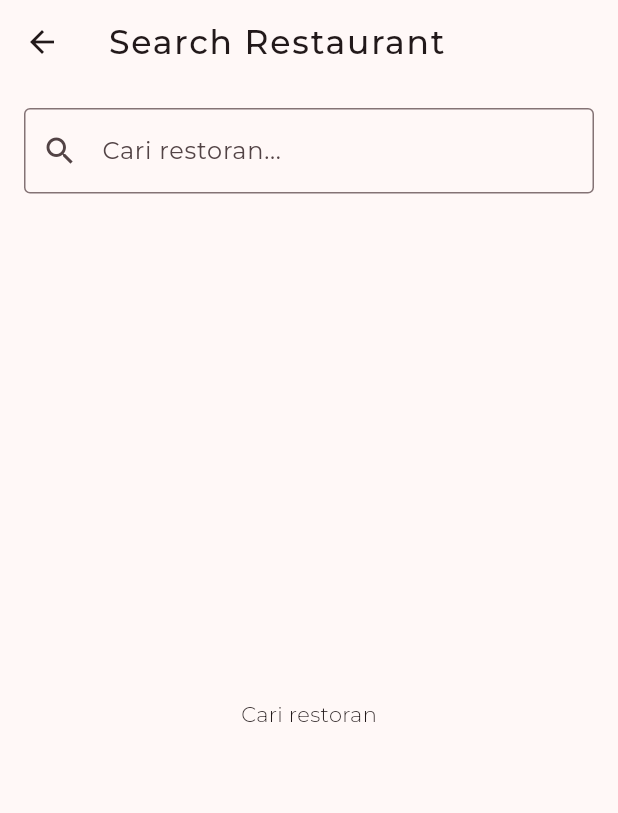
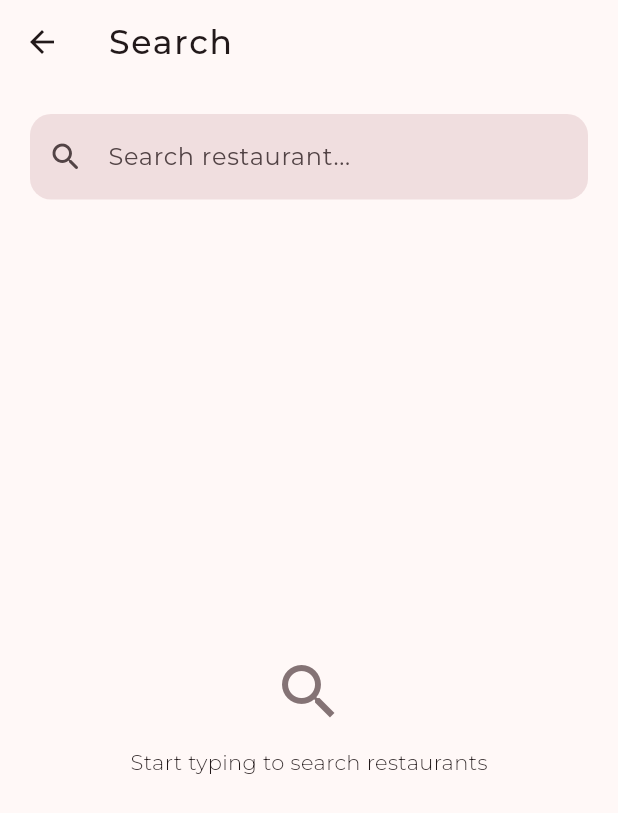
Before and after one commit to rhmtspr/flutter_restaurant_app, a Flutter app: the SearchScreen screen opened directly, on a phone screen of 412 x 824 dp. Shown: the top 813 px of the screen. Run offline on Flutter 3.47's test engine with Material 3 defaults, Android fonts, the phone set to English and light mode, and no system bars; our stand-ins replace google_fonts; network calls fail.

Commit message:
update ui style

```diff
--- a/lib/screen/search/search_screen.dart
+++ b/lib/screen/search/search_screen.dart
@@ -1,7 +1,8 @@
 import 'package:flutter/material.dart';
 import 'package:flutter_restaurant_app/provider/search/restaurant_search_provider.dart';
+import 'package:flutter_restaurant_app/screen/home/restaurant_card_widget.dart';
+import 'package:flutter_restaurant_app/static/restaurant_search_result_state.dart';
 import 'package:provider/provider.dart';
-import 'package:flutter_restaurant_app/static/restaurant_search_result_state.dart';
 
 class SearchScreen extends StatelessWidget {
   const SearchScreen({super.key});
@@ -9,45 +10,68 @@ class SearchScreen extends StatelessWidget {
   @override
   Widget build(BuildContext context) {
     final provider = context.watch<RestaurantSearchProvider>();
+    final colors = Theme.of(context).colorScheme;
 
     return Scaffold(
-      appBar: AppBar(title: const Text("Search Restaurant")),
+      appBar: AppBar(title: const Text("Search"), centerTitle: false),
+
       body: Padding(
-        padding: const EdgeInsets.all(16),
+        padding: const EdgeInsets.all(20),
         child: Column(
           children: [
+            /// SEARCH FIELD
             TextField(
-              decoration: const InputDecoration(
-                hintText: "Cari restoran...",
-                border: OutlineInputBorder(),
-                prefixIcon: Icon(Icons.search),
+              decoration: InputDecoration(
+                hintText: "Search restaurant...",
+                prefixIcon: const Icon(Icons.search_rounded),
+                filled: true,
+                fillColor: colors.surfaceContainerHighest,
+                border: OutlineInputBorder(
+                  borderRadius: BorderRadius.circular(14),
+                  borderSide: BorderSide.none,
+                ),
               ),
               onChanged: (value) {
                 context.read<RestaurantSearchProvider>().search(value);
               },
             ),
-            const SizedBox(height: 16),
+
+            const SizedBox(height: 20),
+
+            /// RESULT SECTION
             Expanded(
               child: switch (provider.state) {
+                /// LOADING
                 RestaurantSearchLoadingState() => const Center(
                   child: CircularProgressIndicator(),
                 ),
 
-                RestaurantSearchErrorState(error: var error) => Center(
-                  child: Text(error),
+                /// ERROR
+                RestaurantSearchErrorState(error: var error) => _ErrorView(
+                  message: error,
                 ),
 
-                RestaurantSearchNoneState() => const Center(
-                  child: Text("Cari restoran"),
-                ),
+                /// NONE (INITIAL)
+                RestaurantSearchNoneState() => _EmptySearchView(),
 
-                RestaurantSearchLoadedState(data: var data) => ListView.builder(
+                /// LOADED
+                RestaurantSearchLoadedState(data: var data) =>
+                  data.isEmpty
+                      ? const _NoResultView()
+                      : ListView.builder(
                           itemCount: data.length,
                           itemBuilder: (context, index) {
                             final restaurant = data[index];
-                    return ListTile(
-                      title: Text(restaurant.name),
-                      subtitle: Text(restaurant.city),
+
+                            return RestaurantCard(
+                              restaurant: restaurant,
+                              onTap: () {
+                                Navigator.pushNamed(
+                                  context,
+                                  "/detail",
+                                  arguments: restaurant.id,
+                                );
+                              },
                             );
                           },
                         ),
@@ -59,3 +83,63 @@ class SearchScreen extends StatelessWidget {
     );
   }
 }
+
+class _EmptySearchView extends StatelessWidget {
+  @override
+  Widget build(BuildContext context) {
+    final colors = Theme.of(context).colorScheme;
+
+    return Center(
+      child: Column(
+        mainAxisAlignment: MainAxisAlignment.center,
+        children: [
+          Icon(Icons.search, size: 48, color: colors.outline),
+          const SizedBox(height: 12),
+          const Text("Start typing to search restaurants"),
+        ],
+      ),
+    );
+  }
+}
+
+class _NoResultView extends StatelessWidget {
+  const _NoResultView();
+
+  @override
+  Widget build(BuildContext context) {
+    final colors = Theme.of(context).colorScheme;
+
+    return Center(
+      child: Column(
+        mainAxisAlignment: MainAxisAlignment.center,
+        children: [
+          Icon(Icons.restaurant_menu, size: 48, color: colors.outline),
+          const SizedBox(height: 12),
+          const Text("No restaurants found"),
+        ],
+      ),
+    );
+  }
+}
+
+class _ErrorView extends StatelessWidget {
+  final String message;
+
+  const _ErrorView({required this.message});
+
+  @override
+  Widget build(BuildContext context) {
+    final colors = Theme.of(context).colorScheme;
+
+    return Center(
+      child: Column(
+        mainAxisAlignment: MainAxisAlignment.center,
+        children: [
+          Icon(Icons.error_outline, size: 48, color: colors.error),
+          const SizedBox(height: 12),
+          Text(message, textAlign: TextAlign.center),
+        ],
+      ),
+    );
+  }
+}
```
Lines whose indentation alone changed are shown as unchanged.
